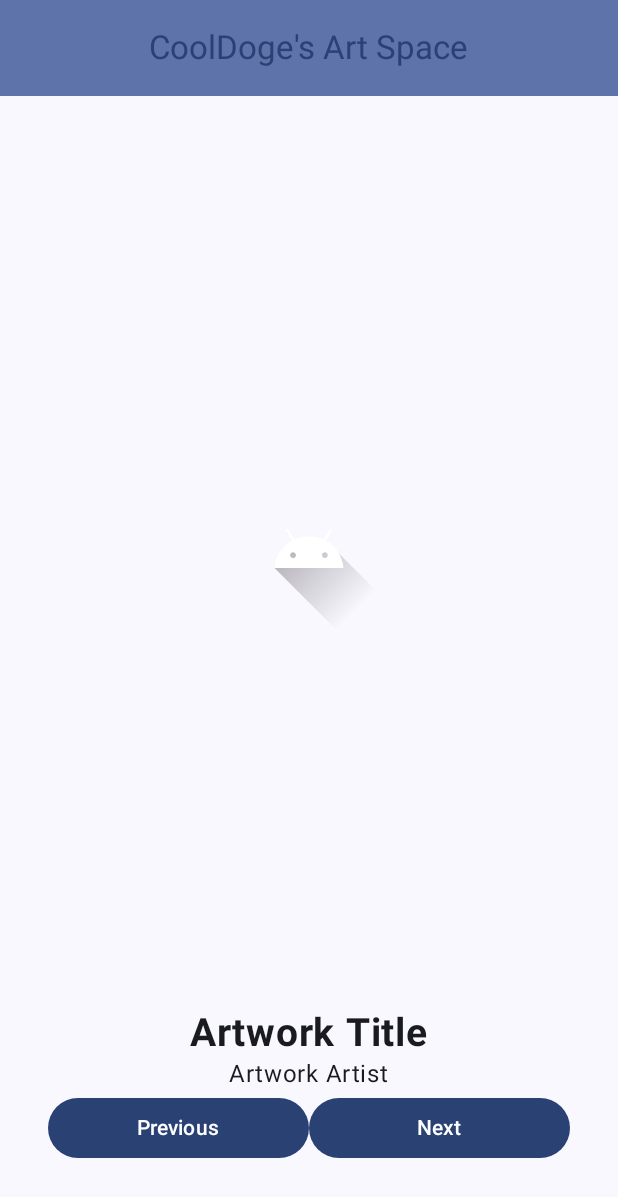
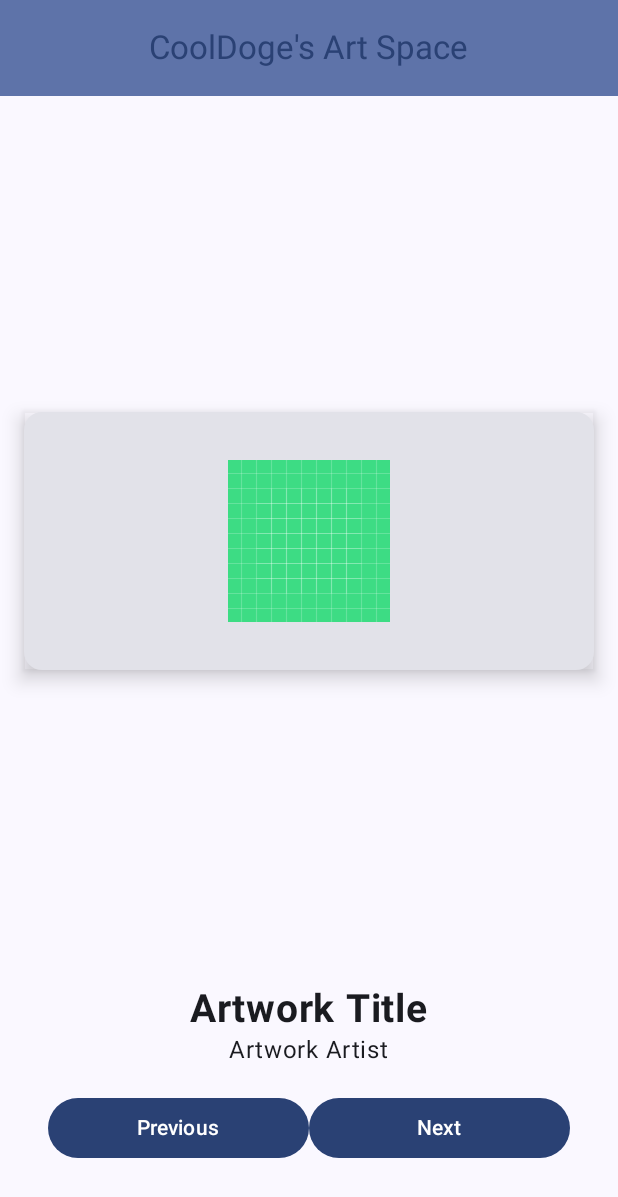
Before and after one commit to Co0lDoge/CD-Art-Space, an Android app built with Jetpack Compose: the screen it shows after launch (MainActivity), on a phone screen of 412 x 824 dp. Shown: the top 1197 px of the screen. Run offline under Robolectric (Android 15) with nearby library versions, the phone set to English and light mode, and no system bars.

Commit message:
Add card composable for image

```diff
--- a/app/src/main/java/com/example/cdartspace/MainActivity.kt
+++ b/app/src/main/java/com/example/cdartspace/MainActivity.kt
@@ -9,8 +9,11 @@ import androidx.compose.foundation.layout.Column
 import androidx.compose.foundation.layout.Row
 import androidx.compose.foundation.layout.Spacer
 import androidx.compose.foundation.layout.fillMaxSize
+import androidx.compose.foundation.layout.fillMaxWidth
+import androidx.compose.foundation.layout.height
 import androidx.compose.foundation.layout.padding
 import androidx.compose.material3.Button
+import androidx.compose.material3.Card
 import androidx.compose.material3.CenterAlignedTopAppBar
 import androidx.compose.material3.ExperimentalMaterial3Api
 import androidx.compose.material3.MaterialTheme
@@ -21,6 +24,7 @@ import androidx.compose.material3.TopAppBarDefaults
 import androidx.compose.runtime.Composable
 import androidx.compose.ui.Alignment
 import androidx.compose.ui.Modifier
+import androidx.compose.ui.draw.shadow
 import androidx.compose.ui.res.painterResource
 import androidx.compose.ui.text.font.FontWeight
 import androidx.compose.ui.tooling.preview.Preview
@@ -81,10 +85,20 @@ fun ArtSpaceScreen(modifier: Modifier = Modifier) {
         // This spacer is used to push image to center
         Spacer(modifier = modifier)
 
-        Image(
-            painter = painterResource(id = R.drawable.ic_launcher_foreground),
-            contentDescription = null,
-        )
+        Card(
+            modifier
+                .fillMaxWidth()
+                .shadow(8.dp)
+        ) {
+            Image(
+                painter = painterResource(id = R.drawable.ic_launcher_background),
+                contentDescription = null,
+                modifier = modifier
+                    .align(Alignment.CenterHorizontally)
+                    .padding(top = 32.dp)
+                    .padding(bottom = 32.dp)
+            )
+        }
 
         // Bottom part of the column
         Column(
@@ -102,7 +116,11 @@ fun ArtSpaceScreen(modifier: Modifier = Modifier) {
                 text = "Artwork Artist"
             )
 
-            Row(modifier = modifier.padding(bottom = 16.dp)) {
+            Row(
+                modifier
+                    .padding(bottom = 16.dp)
+                    .padding(top = 16.dp)
+            ) {
                 Button(onClick = { /*TODO*/ }, modifier.weight(1f)) {
                     Text(text = "Previous")
                 }
```
